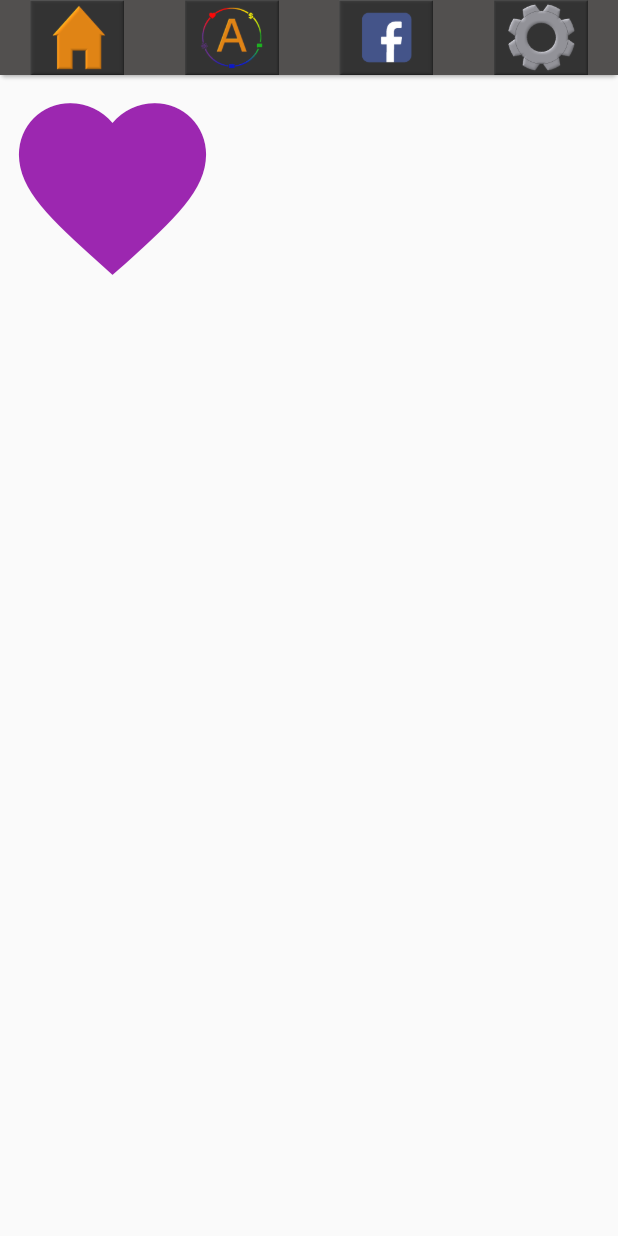
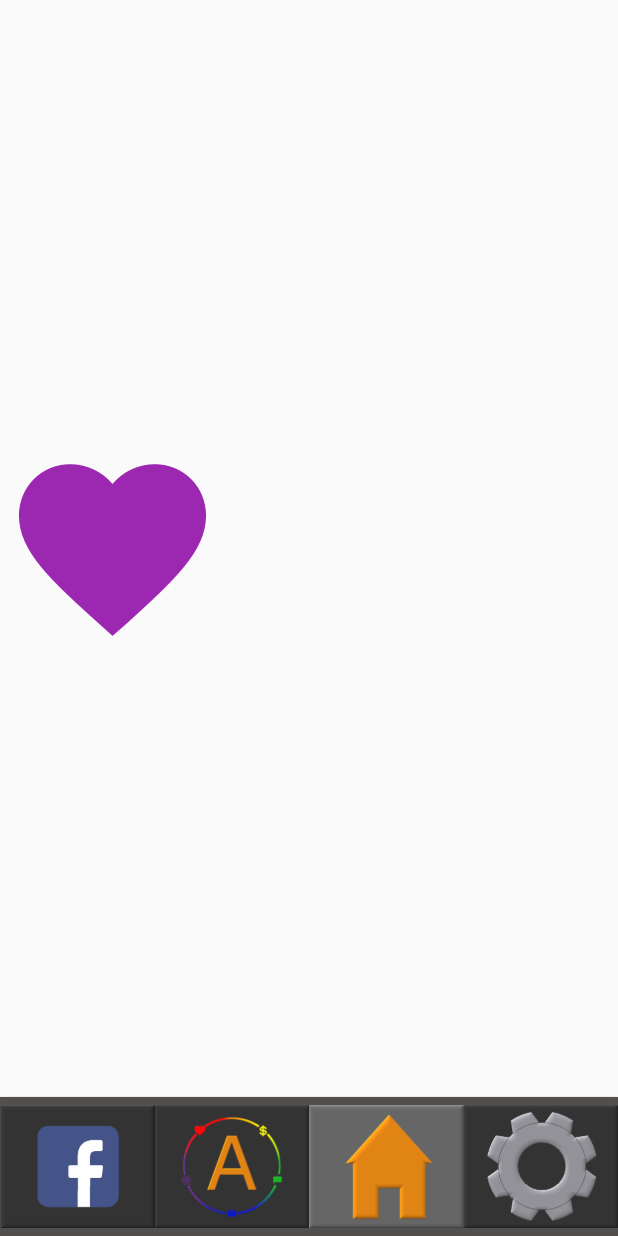
Before and after one commit to bilbsy/achieve_daily, a Flutter app: the screen it shows after launch, on a phone screen of 412 x 824 dp. Run offline on Flutter 3.47's test engine with Material 2 defaults, Android fonts, the phone set to English and light mode, and no system bars; network calls fail.

Commit message:
update to PC

```diff
--- a/lib/app/App.dart
+++ b/lib/app/App.dart
@@ -1,4 +1,4 @@
-import 'package:achieve_daily/app/header.dart';
+import 'package:achieve_daily/app/navigationBar.dart';
 import 'package:flutter/material.dart';
 import 'package:achieve_daily/app/body.dart';
 import 'package:flutter/services.dart';
@@ -11,9 +11,10 @@ class App extends StatefulWidget {
 }
 
 class AppState extends State<App> with SingleTickerProviderStateMixin {
-  String state = "";
+  String state = "home";
+  PageController _pageController = new PageController();
 
-  handleNavigationTap(String stateString) {
+  void handleNavigationTap(String stateString) {
     setState(() {
       state = stateString;
     });
@@ -22,22 +23,34 @@ class AppState extends State<App> with SingleTickerProviderStateMixin {
   @override
   Widget build(BuildContext context) {
     SystemChrome.setEnabledSystemUIOverlays([]);
-    Widget body = Body();
-    Widget header = Header(handleNavigationTap: handleNavigationTap);
+    Widget body = new Body(this);
+    Widget navigationBar = new NavigationBar(this);
 
     return new Scaffold(
-        appBar: new PreferredSize(
-          preferredSize: Size(50.0, 50.0),
-          child: new Card(
-            margin: EdgeInsets.zero,
-            child: header
-          )),
-        body: ListView(
+        body: PageView(
           children: [
             body
             //ad?
           ],
-        )
-      );
+          controller: _pageController,
+        ),
+        bottomNavigationBar: new Card(
+            margin: EdgeInsets.zero,
+            child: navigationBar,
+      ));
+  }
+
+
+
+  @override
+  void initState() {
+    super.initState();
+    _pageController = new PageController();
+  }
+
+  @override
+  void dispose(){
+    super.dispose();
+    _pageController.dispose();
   }
 }
--- a/lib/app/body.dart
+++ b/lib/app/body.dart
@@ -1,40 +1,49 @@
 import 'package:achieve_daily/app/App.dart';
-import 'package:achieve_daily/app/header.dart';
+import 'package:achieve_daily/app/settings.dart';
 import 'package:flutter/material.dart';
 import 'package:achieve_daily/app/achievements.dart';
 import 'package:achieve_daily/app/home.dart';
 
 class Body extends StatefulWidget {
-  Body({Key key}) : super(key: key);
+  final appState;
+  Body(this.appState);
 
   @override
-  _BodyState createState() => _BodyState();
+  BodyState createState() => BodyState(appState: appState);
 }
 
-class _BodyState extends State<Body> {
+class BodyState extends State<Body> {
+  AppState appState;
+
+  BodyState({
+    this.appState
+  });
+
   Widget build(BuildContext context) {
-    Widget achievements = new Achievements();
+    //Widget achievements = new Achievements();
     return Container(
       child: Row(
-        children: <Widget> [Icon(Icons.favorite, size: 150.0, color: Colors.purple)]
+        children: [ getBody() ]
       ),
     );
   }
-}
 
   Widget getBody(){
-  AppState homeState = new AppState();
 
-  switch (homeState.state)
+    switch (this.appState.state)
     {
+      case "achievement":
+        return Achievements();
+        break;
       case "home":
         return Home();
         break;
-    case "achievement":
-      return Achievements();
+      case "settings":
+        return Settings();
       break;
       default:
         return Home();
         break;
     }
   }
+}
--- a/lib/app/header.dart
+++ /dev/null
@@ -1,58 +0,0 @@
-import 'package:achieve_daily/app/App.dart';
-import 'package:flutter/material.dart';
-
-class Header extends StatefulWidget {final Function(String) handleNavigationTap;
-  Header({Key key, @required this.handleNavigationTap}) : super(key: key);
-
-  @override
-  HeaderState createState() => HeaderState();
-}
-
-class HeaderState extends State<Header> {
-  void _handleNavigationTap(String stateString) {
-    AppState app = new AppState();
-    setState(() {
-      app.state = stateString;
-    });
-  }
-
-  static void preload(context, String path) {
-    var configuration = createLocalImageConfiguration(context);
-    new NetworkImage(path)..resolve(configuration);
-  }
-
-  Widget build(BuildContext context) {
-    AppState app = new AppState();
-    preload(context, "images/");
-    double width = (MediaQuery.of(context).size.width * 25.00) / 100;
-    double height = (MediaQuery.of(context).size.height * 12.25) / 100;
-    return Container(
-        height: height,
-        color: Color(0xFF52504f),
-        child: Row(
-          children:
-        <Widget>[
-          GestureDetector(child:
-            Image.asset(app.state == "home" ? "images/home_button_tap.png" : "images/home_button.png",
-              width: width,
-              fit: BoxFit.contain),
-              onTap: () { app.handleNavigationTap("home"); }),
-          GestureDetector(child:
-            Image.asset(app.state == "achievement" ? "images/achievement_button_tap.png" : "images/achievement_button.png",
-              width: width,
-              fit: BoxFit.contain),
-              onTap: () { app.handleNavigationTap("achievement"); }),
-          GestureDetector(child:
-            Image.asset(app.state == "facebook" ? "images/facebook_button_tap.png" : "images/facebook_button.png",
-              width: width,
-              fit: BoxFit.contain),
-              onTap: () { _handleNavigationTap("facebook"); }),
-          GestureDetector(child:
-            Image.asset(app.state == "settings" ? "images/settings_button_tap.png" : "images/settings_button.png",
-              width: width,
-              fit: BoxFit.contain),
-              onTap: () { _handleNavigationTap("settings"); }),
-          ],
-        ));
-  }
-}
--- /dev/null
+++ b/lib/app/navigationBar.dart
@@ -0,0 +1,64 @@
+import 'package:achieve_daily/app/App.dart';
+import 'package:flutter/material.dart';
+
+class NavigationBar extends StatefulWidget {
+  final appState;
+  NavigationBar(this.appState);
+
+  @override
+  NavigationBarState createState() => NavigationBarState(appState: appState);
+}
+
+class NavigationBarState extends State<NavigationBar> {
+  AppState appState;
+  NavigationBarState({
+    this.appState
+  });
+
+  void _handleNavigationTap(String stateString) {
+    setState(() {
+      this.appState.setState((){
+        this.appState.state = stateString;
+      });
+    });
+  }
+
+  static void preload(context, String path) {
+    var configuration = createLocalImageConfiguration(context);
+    new NetworkImage(path)..resolve(configuration);
+  }
+
+  Widget build(BuildContext context) {
+    preload(context, "images/");
+    double width = (MediaQuery.of(context).size.width * 25.00) / 100;
+    double height = (MediaQuery.of(context).size.height * 11.25) / 100;
+    return Container(
+        height: height,
+        color: Color(0xFF52504f),
+        child: Row(
+          children:
+            <Widget>[
+              GestureDetector(child:
+                Image.asset(this.appState.state == "facebook" ? "images/facebook_button_tap.png" : "images/facebook_button.png",
+                  width: width,
+                  fit: BoxFit.contain),
+                  onTap: () { _handleNavigationTap("facebook"); }),
+              GestureDetector(child:
+                Image.asset(this.appState.state == "achievement" ? "images/achievement_button_tap.png" : "images/achievement_button.png",
+                  width: width,
+                  fit: BoxFit.contain),
+                  onTap: () { _handleNavigationTap("achievement"); }),
+              GestureDetector(child:
+                Image.asset(this.appState.state == "home" ? "images/home_button_tap.png" : "images/home_button.png",
+                  width: width,
+                  fit: BoxFit.contain),
+                  onTap: () { _handleNavigationTap("home"); }),
+              GestureDetector(child:
+                Image.asset(this.appState.state == "settings" ? "images/settings_button_tap.png" : "images/settings_button.png",
+                  width: width,
+                  fit: BoxFit.contain),
+                  onTap: () { _handleNavigationTap("settings"); }),
+              ],
+        ));
+  }
+}
--- a/lib/main.dart
+++ b/lib/main.dart
@@ -1,5 +1,4 @@
 import 'package:flutter/material.dart';
 import 'package:achieve_daily/app/App.dart';
 
-void main() => runApp(new MaterialApp(
-  home: App()));
+void main() => runApp(new MaterialApp(home: new App()));
--- a/pubspec.yaml
+++ b/pubspec.yaml
@@ -27,3 +27,7 @@ flutter:
     - images/chatbox_button_tap.png
     - images/atom_button.png
     - images/atom_button_tap.png
+  fonts:
+    - family: SairaCondensed
+      fonts:
+        - asset: fonts/SairaCondensed-Black.ttf
```
Also changed, not shown: lib/app/achievements.dart (+19 -11 lines), lib/app/settings.dart (added, +55 -0 lines), fonts/SairaCondensed-Black.ttf (added), 8 other files. Lines whose indentation alone changed are shown as unchanged.
